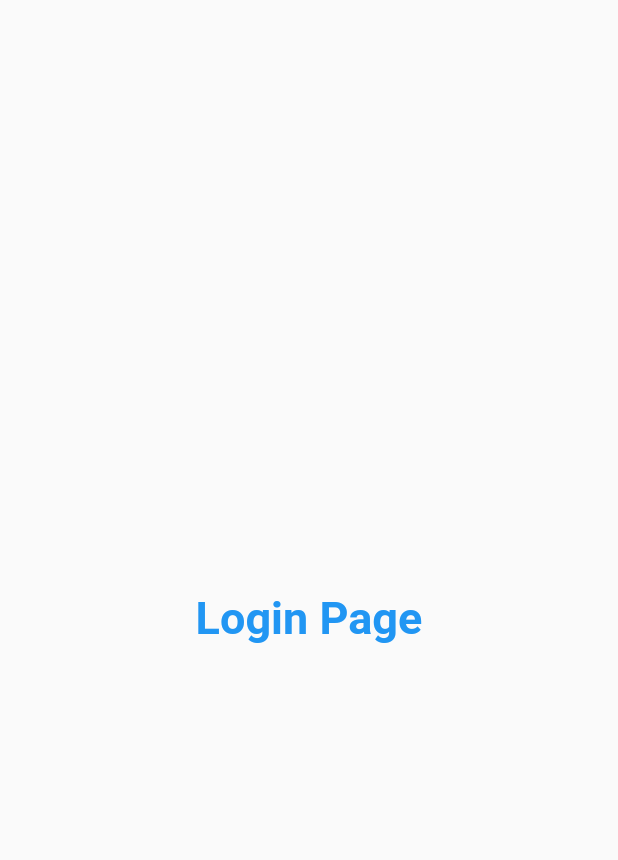
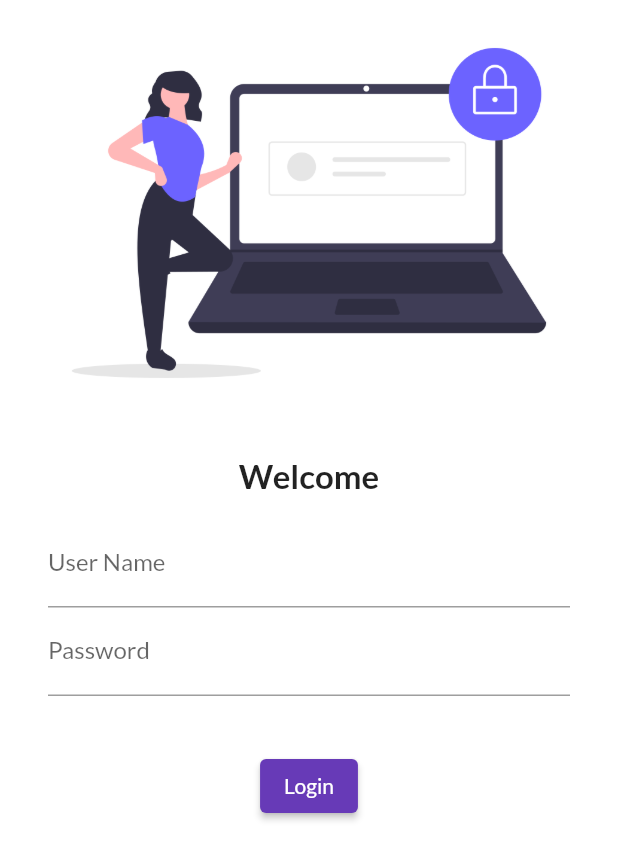
Before and after one commit to PahadiBlood/firstapp, a Flutter app: the screen it shows after launch, on a phone screen of 412 x 824 dp. Shown: the top 860 px of the screen. Run offline on Flutter 3.47's test engine with Material 2 defaults, Android fonts, the phone set to English and light mode, and no system bars; our stand-ins replace google_fonts.

Commit message:
login inputs crated

```diff
--- a/lib/main.dart
+++ b/lib/main.dart
@@ -1,6 +1,7 @@
 import 'package:firstapp/screens/home_page.dart';
 import 'package:firstapp/screens/login_page.dart';
 import 'package:flutter/material.dart';
+import 'package:google_fonts/google_fonts.dart';
 
 void main() {
   runApp(MyApp());
@@ -11,11 +12,15 @@ class MyApp extends StatelessWidget {
   Widget build(BuildContext context) {
     return MaterialApp(
       themeMode: ThemeMode.light,
+      theme: ThemeData(
+        primarySwatch: Colors.deepPurple,
+        fontFamily: GoogleFonts.lato().fontFamily,
+      ),
       darkTheme: ThemeData.dark(),
-      initialRoute: "/login",
+      initialRoute: "/",
       routes: {
-        "/": (context) => HomePage(),
-        "/login": (context) => LoginPage()
+        "/": (context) => LoginPage(),
+        "/home-page": (context) => HomePage()
       },
     );
   }
--- a/lib/screens/login_page.dart
+++ b/lib/screens/login_page.dart
@@ -1,16 +1,58 @@
+// ignore_for_file: prefer_const_constructors, avoid_print
+
 import 'package:flutter/material.dart';
 
 class LoginPage extends StatelessWidget {
   @override
   Widget build(BuildContext context) {
     return Material(
-      child: Center(
-        child: Text(
-          "Login Page",
-          style: TextStyle(
-              fontSize: 30, color: Colors.blue,
-              fontWeight: FontWeight.bold),
-        ),
+      color: Colors.white,
+      child: Column(
+        children: [
+          Image.asset(
+            "assets/images/login_image.png",
+            fit: BoxFit.cover,
+          ),
+          SizedBox(
+            height: 20.0,
+          ),
+          Text(
+            "Welcome",
+            style: TextStyle(
+              fontWeight: FontWeight.bold,
+              fontSize: 22,
+            ),
+          ),
+          Padding(
+            padding:
+                const EdgeInsets.symmetric(vertical: 16.0, horizontal: 32.0),
+            child: Column(children: [
+              TextFormField(
+                decoration: InputDecoration(
+                  hintText: "Enter user name",
+                  labelText: "User Name",
+                ),
+              ),
+              TextFormField(
+                obscureText: true,
+                decoration: InputDecoration(
+                  hintText: "Enter password",
+                  labelText: "Password",
+                ),
+              ),
+            ]),
+          ),
+          SizedBox(
+            height: 20.0,
+          ),
+          ElevatedButton(
+            child: Text("Login"),
+            onPressed: () {
+              print("testing");
+            },
+            style: TextButton.styleFrom(),
+          ),
+        ],
       ),
     );
   }
--- a/pubspec.yaml
+++ b/pubspec.yaml
@@ -36,6 +36,7 @@ dependencies:
   # The following adds the Cupertino Icons font to your application.
   # Use with the CupertinoIcons class for iOS style icons.
   cupertino_icons: ^1.0.2
+  google_fonts: ^3.0.1
 
 dev_dependencies:
   flutter_test:
@@ -60,8 +61,8 @@ flutter:
   uses-material-design: true
 
   # To add assets to your application, add an assets section, like this:
-  # assets:
-  #   - images/a_dot_burr.jpeg
+  assets:
+    - assets/images/
   #   - images/a_dot_ham.jpeg
 
   # An image asset can refer to one or more resolution-specific "variants", see
```
Also changed, not shown: assets/images/login_image.png (added), pubspec.lock, 1 other file.
